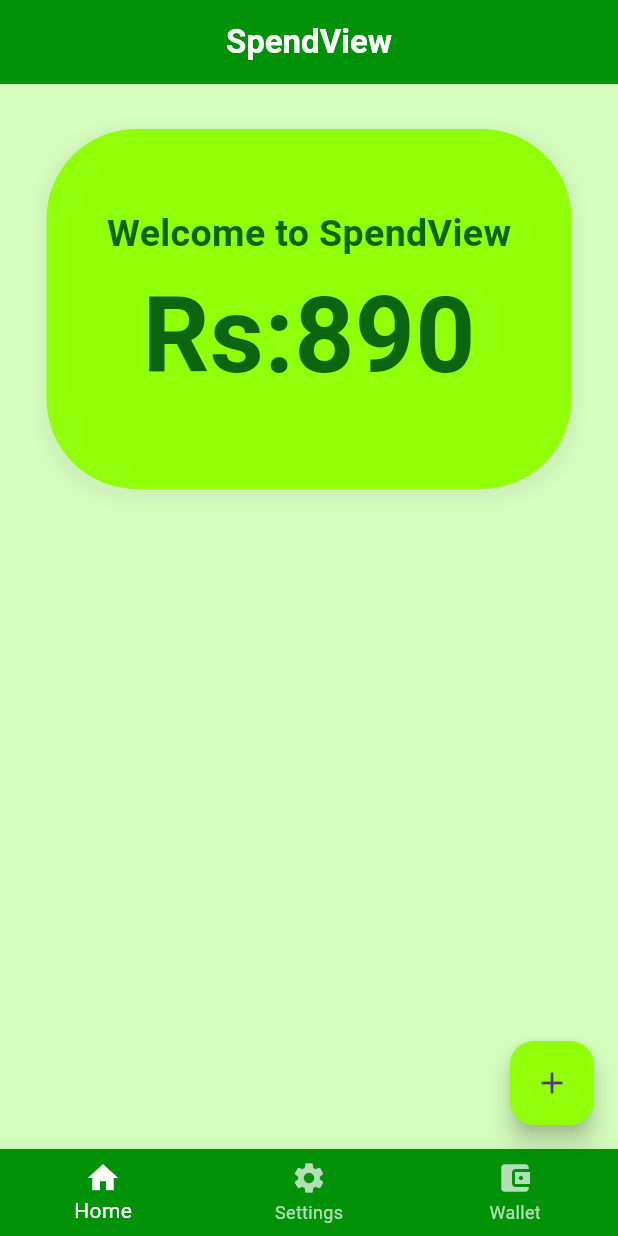
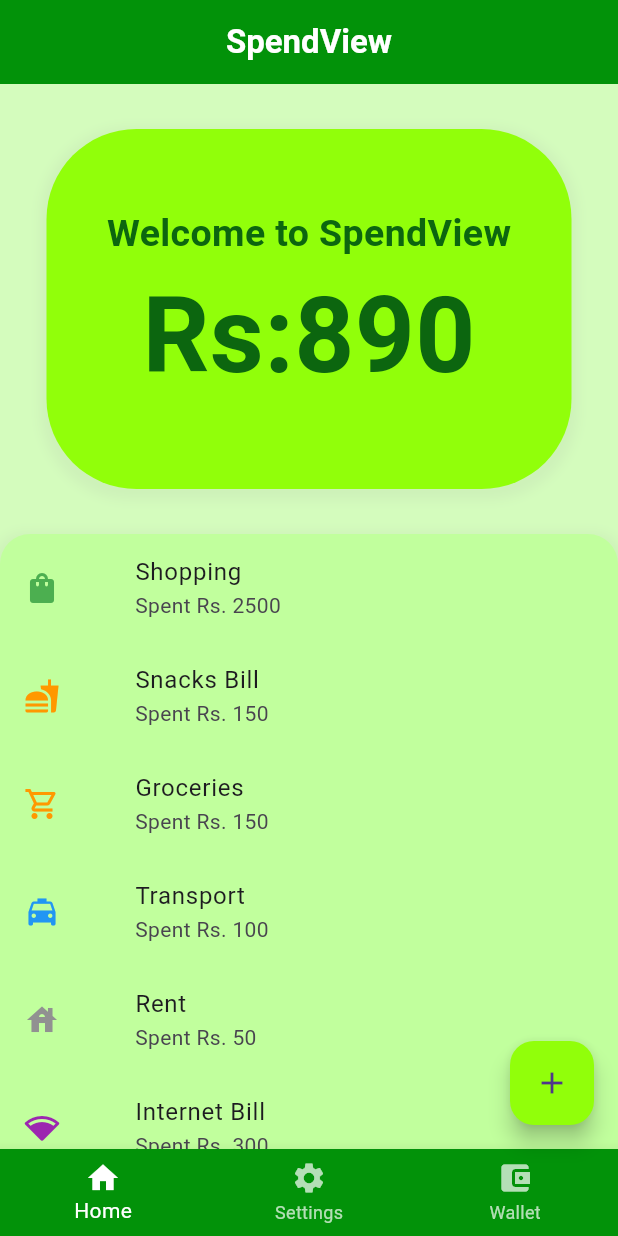
Before and after one commit to adithyan-manoj/Flutter_study, a Flutter app: the screen it shows after launch, on a phone screen of 412 x 824 dp. Run offline on Flutter 3.47's test engine with Material 3 defaults, Android fonts, the phone set to English and light mode, and no system bars; Roboto replaces fonts that are missing (RobotoMono).

Commit message:
Commit_2

```diff
--- a/lib/home.dart
+++ b/lib/home.dart
@@ -69,6 +69,86 @@ class HomePage extends StatelessWidget {
                ),
 
               ),
+              Container(
+                width: double.infinity,
+                height: 530.93,
+
+                decoration: BoxDecoration(
+                   color: const Color.fromARGB(255, 193, 255, 157),
+                  borderRadius: BorderRadius.circular(20),
+                  boxShadow: [
+                    BoxShadow(
+                      color: const Color.fromARGB(255, 149, 149, 149).withOpacity(0.1),
+                      spreadRadius: 4,
+                      blurRadius: 6,
+                      offset: Offset(0, 3), // changes position of shadow
+                    ),
+                  ],
+                ),
+                child: ListView(
+
+                  children: [
+                    ListTile(
+                      horizontalTitleGap: 50,
+                      focusColor: const Color.fromARGB(255, 117, 149, 118),
+                      onTap: () {
+                        showDialog(
+                          context: context,
+                          builder: (context) {
+                            return AlertDialog(
+                              title: Text('Expense Details'),
+                              content: Text('You have spend $i for shopping .'),
+                              backgroundColor: const Color.fromARGB(255, 98, 229, 104),
+                              actions: [
+                                TextButton(
+                                  onPressed: () {
+                                    Navigator.of(context).pop();
+                                  },
+                                  child: Text('Close'),
+                                ),
+                              ],
+                            );
+                          },
+                        );
+                      } ,
+                      leading: Icon(Icons.shopping_bag, color: Colors.green),
+                      title: Text('Shopping'),
+                      subtitle: Text('Spent Rs. $i'),
+                    ),
+                    ListTile(
+                      horizontalTitleGap: 50,
+                      leading: Icon(Icons.fastfood, color: Colors.orange),
+                      title: Text('Snacks Bill'),
+                      subtitle: Text('Spent Rs. 150'),
+                    ),
+                    ListTile(
+                      horizontalTitleGap: 50,
+                      leading: Icon(Icons.local_grocery_store_outlined, color: Colors.orange),
+                      title: Text('Groceries'),
+                      subtitle: Text('Spent Rs. 150'),
+                    ),
+                    ListTile(
+                      horizontalTitleGap: 50,
+                      leading: Icon(Icons.local_taxi, color: Colors.blue),
+                      title: Text('Transport'),
+                      subtitle: Text('Spent Rs. 100'),
+                    ),
+                    ListTile(
+                      horizontalTitleGap: 50,
+                      leading: Icon(Icons.house, color: const Color.fromARGB(255, 145, 145, 145)),
+                      title: Text('Rent'),
+                      subtitle: Text('Spent Rs. 50'),
+                    ),
+                    ListTile(
+                      horizontalTitleGap: 50,
+                      leading: Icon(Icons.network_wifi_rounded, color: Colors.purple),
+                      title: Text('Internet Bill'),
+                      subtitle: Text('Spent Rs. 300'),
+                    ),
+
+                  ],
+                ),
+              )
 
 
             ],
```
Also changed, not shown: 1 other file.
